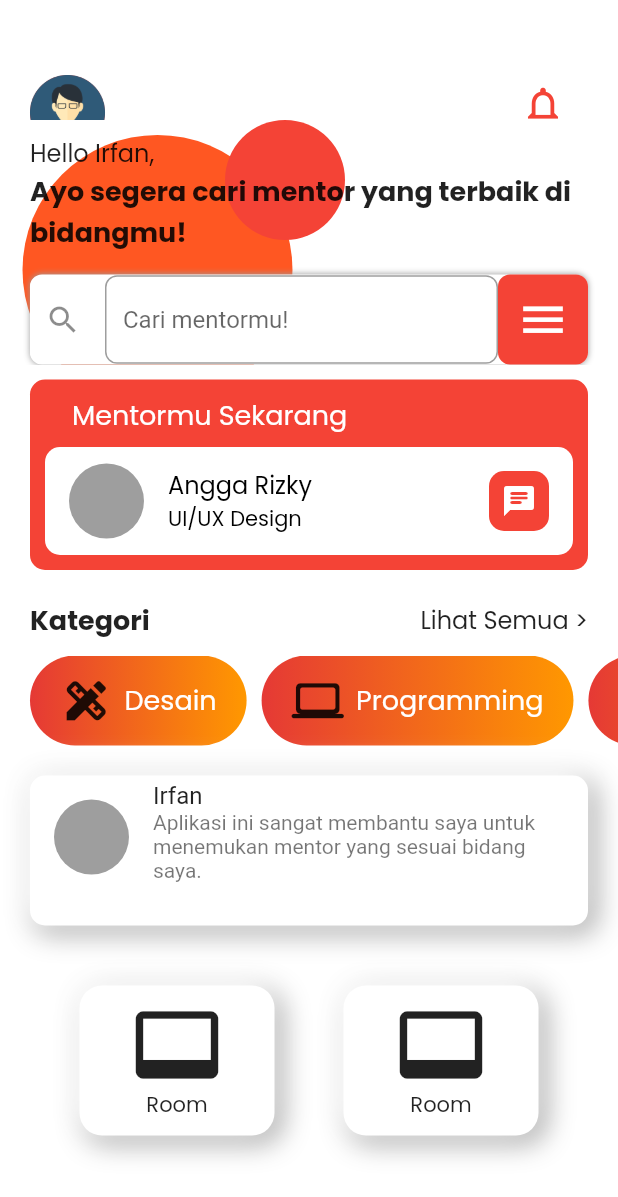
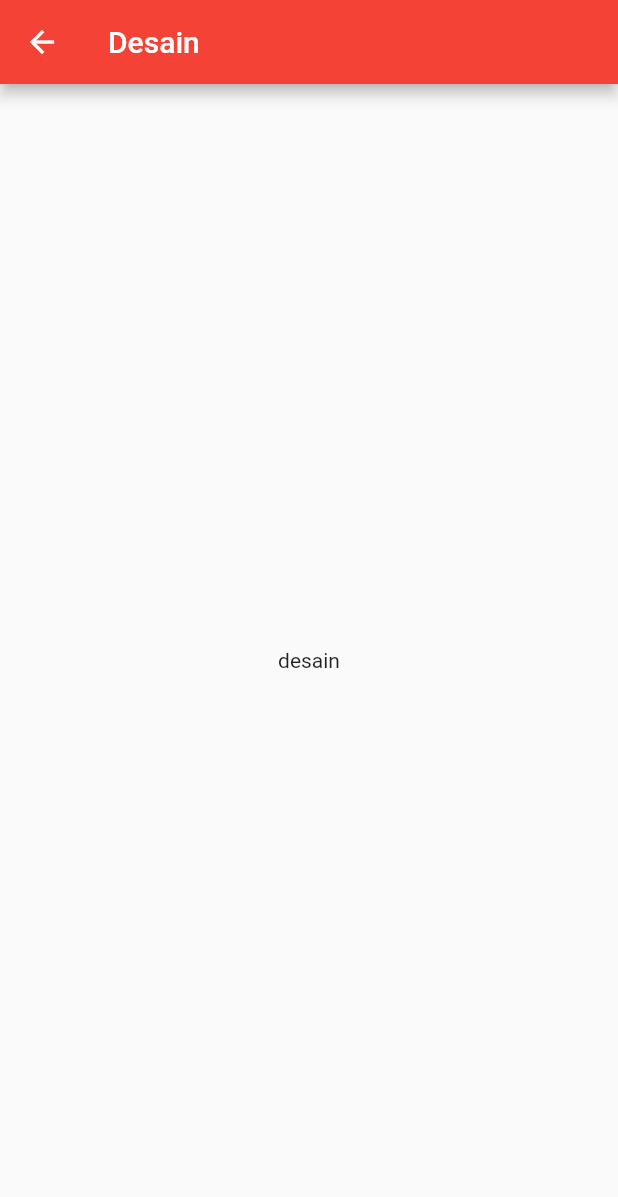
Before and after one commit to irfanrev/carimentor_mobileapp, a Flutter app: the HomePage screen opened directly, after a tap on "Desain", on a phone screen of 412 x 824 dp. Shown: the top 1197 px of the screen. Run offline on Flutter 3.47's test engine with Material 2 defaults, Android fonts, the light colour scheme and no system bars; our stand-ins replace carousel_pro, cool_alert, google_fonts.

Commit message:
create models

```diff
--- /dev/null
+++ b/lib/models/desain.dart
@@ -0,0 +1,19 @@
+import 'package:flutter/material.dart';
+
+class Desain {
+  String name;
+  String kategori;
+  String bio;
+  String skill;
+  List<String> sosmed;
+
+  Desain({this.name, this.kategori, this.bio, this.skill, this.sosmed});
+
+  var DesainList = [
+    Desain(
+      name: 'Irfan Maulana',
+      kategori: 'Desain Poster',
+      bio: '',
+    )
+  ];
+}
--- a/lib/screen/desain_screen.dart
+++ b/lib/screen/desain_screen.dart
@@ -1 +1,16 @@
 import 'package:flutter/material.dart';
+
+class DesainScreen extends StatelessWidget {
+  @override
+  Widget build(BuildContext context) {
+    return Scaffold(
+      appBar: AppBar(
+        backgroundColor: Colors.red,
+        title: Text('Desain'),
+      ),
+      body: Center(
+        child: Text('desain'),
+      ),
+    );
+  }
+}
--- a/lib/screen/home_screen.dart
+++ b/lib/screen/home_screen.dart
@@ -1,5 +1,6 @@
 import 'package:carousel_pro/carousel_pro.dart';
 import 'package:flutter/material.dart';
+import 'package:flutter_submission/screen/desain_screen.dart';
 import 'package:flutter_submission/screen/notification_screen.dart';
 import 'package:google_fonts/google_fonts.dart';
 
@@ -270,7 +271,12 @@ class _HomePageState extends State<HomePage> {
                 scrollDirection: Axis.horizontal,
                 children: [
                   InkWell(
-                    onTap: () {},
+                    onTap: () {
+                      Navigator.push(
+                          context,
+                          MaterialPageRoute(
+                              builder: (context) => DesainScreen()));
+                    },
                     child: Container(
                       margin: EdgeInsets.only(left: 20),
                       padding: EdgeInsets.symmetric(horizontal: 20),
@@ -388,6 +394,27 @@ class _HomePageState extends State<HomePage> {
             SizedBox(
               height: 20,
             ),
+
+            Container(
+              padding: EdgeInsets.only(left: 20, right: 20),
+              child: Row(
+                mainAxisAlignment: MainAxisAlignment.spaceBetween,
+                children: [
+                  Text(
+                    'Feedback',
+                    style: GoogleFonts.poppins(
+                        fontSize: 18, fontWeight: FontWeight.bold),
+                  ),
+                  Text(
+                    'Lihat Semua >',
+                    style: GoogleFonts.poppins(fontSize: 16),
+                  ),
+                ],
+              ),
+            ),
+            SizedBox(
+              height: 10,
+            ),
             Container(
               margin: EdgeInsets.symmetric(horizontal: 20.0),
               width: MediaQuery.of(context).size.width,
@@ -415,7 +442,42 @@ class _HomePageState extends State<HomePage> {
                   decoration:
                       BoxDecoration(shape: BoxShape.circle, color: Colors.grey),
                 ),
-                title: Text('Irfan'),
+                title: Text('Irfan Maulana'),
+                subtitle: Text(
+                    'Aplikasi ini sangat membantu saya untuk menemukan mentor yang sesuai bidang saya.'),
+              ),
+            ),
+            SizedBox(
+              height: 10,
+            ),
+            Container(
+              margin: EdgeInsets.symmetric(horizontal: 20.0),
+              width: MediaQuery.of(context).size.width,
+              height: 100,
+              decoration: BoxDecoration(
+                borderRadius: BorderRadius.circular(10),
+                color: Colors.white,
+                boxShadow: [
+                  BoxShadow(
+                      color: Colors.grey,
+                      blurRadius: 15.0,
+                      offset: Offset(4.0, 4.0),
+                      spreadRadius: 1.0),
+                  BoxShadow(
+                      color: Colors.white,
+                      blurRadius: 15.0,
+                      offset: Offset(-4.0, -4.0),
+                      spreadRadius: 1.0)
+                ],
+              ),
+              child: ListTile(
+                leading: Container(
+                  height: 50,
+                  width: 50,
+                  decoration:
+                      BoxDecoration(shape: BoxShape.circle, color: Colors.grey),
+                ),
+                title: Text('Irfan Maulana'),
                 subtitle: Text(
                     'Aplikasi ini sangat membantu saya untuk menemukan mentor yang sesuai bidang saya.'),
               ),
```
